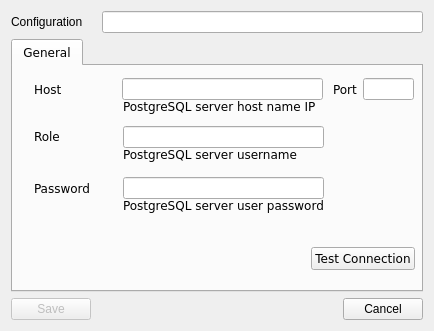
tonycool7/masters_diploma, file postgresqlsettings.ui: the form before one commit.
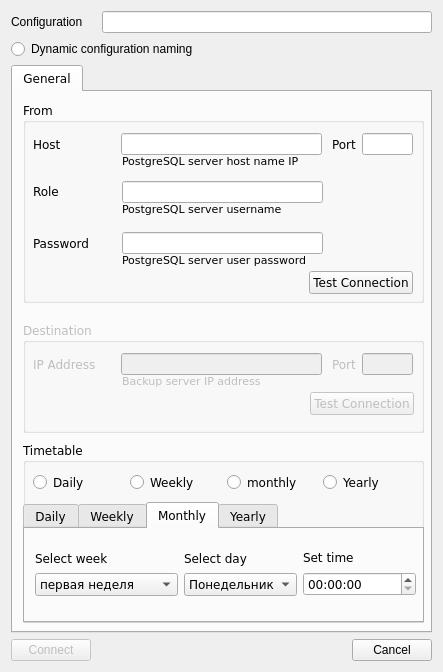
The form after the commit. The open tabs and pages were chosen to show the change.

```diff
--- a/postgresqlsettings.ui
+++ b/postgresqlsettings.ui
@@ -6,8 +6,8 @@
    <rect>
     <x>0</x>
     <y>0</y>
-    <width>434</width>
-    <height>331</height>
+    <width>443</width>
+    <height>672</height>
    </rect>
   </property>
   <property name="windowTitle">
@@ -28,6 +28,13 @@
      </item>
     </layout>
    </item>
+   <item>
+    <widget class="QRadioButton" name="radioButton">
+     <property name="text">
+      <string>Dynamic configuration naming</string>
+     </property>
+    </widget>
+   </item>
    <item>
     <widget class="QTabWidget" name="tabWidget">
      <property name="font">
@@ -45,50 +52,23 @@
       <attribute name="title">
        <string>General</string>
       </attribute>
-      <widget class="QLabel" name="label_5">
+      <widget class="QGroupBox" name="groupBox">
        <property name="geometry">
         <rect>
-         <x>110</x>
-         <y>30</y>
-         <width>201</width>
-         <height>20</height>
+         <x>10</x>
+         <y>10</y>
+         <width>401</width>
+         <height>201</height>
         </rect>
        </property>
-       <property name="text">
-        <string>PostgreSQL server host name IP</string>
+       <property name="title">
+        <string>From</string>
        </property>
-      </widget>
-      <widget class="QLabel" name="label_6">
-       <property name="geometry">
-        <rect>
-         <x>110</x>
-         <y>78</y>
-         <width>201</width>
-         <height>20</height>
-        </rect>
-       </property>
-       <property name="text">
-        <string>PostgreSQL server username</string>
-       </property>
-      </widget>
-      <widget class="QLabel" name="label_7">
-       <property name="geometry">
-        <rect>
-         <x>110</x>
-         <y>131</y>
-         <width>211</width>
-         <height>16</height>
-        </rect>
-       </property>
-       <property name="text">
-        <string>PostgreSQL server user password</string>
-       </property>
-      </widget>
       <widget class="QLabel" name="label_8">
        <property name="geometry">
         <rect>
-         <x>320</x>
-         <y>15</y>
+          <x>309</x>
+          <y>34</y>
          <width>31</width>
          <height>16</height>
         </rect>
@@ -97,51 +77,11 @@
         <string>Port</string>
        </property>
       </widget>
-      <widget class="QLineEdit" name="postgre_port">
-       <property name="geometry">
-        <rect>
-         <x>350</x>
-         <y>12</y>
-         <width>51</width>
-         <height>22</height>
-        </rect>
-       </property>
-      </widget>
-      <widget class="QLineEdit" name="postgre_password">
-       <property name="geometry">
-        <rect>
-         <x>110</x>
-         <y>111</y>
-         <width>201</width>
-         <height>22</height>
-        </rect>
-       </property>
-      </widget>
-      <widget class="QLineEdit" name="postgre_host">
-       <property name="geometry">
-        <rect>
-         <x>109</x>
-         <y>12</y>
-         <width>201</width>
-         <height>22</height>
-        </rect>
-       </property>
-      </widget>
-      <widget class="QLineEdit" name="postgre_username">
-       <property name="geometry">
-        <rect>
-         <x>110</x>
-         <y>60</y>
-         <width>201</width>
-         <height>22</height>
-        </rect>
-       </property>
-      </widget>
       <widget class="QWidget" name="layoutWidget">
        <property name="geometry">
         <rect>
-         <x>21</x>
-         <y>61</y>
+          <x>10</x>
+          <y>80</y>
          <width>81</width>
          <height>19</height>
         </rect>
@@ -169,11 +109,47 @@
         </item>
        </layout>
       </widget>
+       <widget class="QLabel" name="label_5">
+        <property name="geometry">
+         <rect>
+          <x>99</x>
+          <y>49</y>
+          <width>201</width>
+          <height>20</height>
+         </rect>
+        </property>
+        <property name="font">
+         <font>
+          <pointsize>8</pointsize>
+         </font>
+        </property>
+        <property name="text">
+         <string>PostgreSQL server host name IP</string>
+        </property>
+       </widget>
+       <widget class="QLabel" name="label_6">
+        <property name="geometry">
+         <rect>
+          <x>99</x>
+          <y>97</y>
+          <width>201</width>
+          <height>20</height>
+         </rect>
+        </property>
+        <property name="font">
+         <font>
+          <pointsize>8</pointsize>
+         </font>
+        </property>
+        <property name="text">
+         <string>PostgreSQL server username</string>
+        </property>
+       </widget>
       <widget class="QWidget" name="layoutWidget_2">
        <property name="geometry">
         <rect>
-         <x>21</x>
-         <y>12</y>
+          <x>10</x>
+          <y>31</y>
          <width>61</width>
          <height>22</height>
         </rect>
@@ -204,8 +180,8 @@
       <widget class="QWidget" name="layoutWidget_3">
        <property name="geometry">
         <rect>
-         <x>21</x>
-         <y>111</y>
+          <x>10</x>
+          <y>130</y>
          <width>81</width>
          <height>22</height>
         </rect>
@@ -233,11 +209,69 @@
         </item>
        </layout>
       </widget>
+       <widget class="QLineEdit" name="postgre_host">
+        <property name="geometry">
+         <rect>
+          <x>98</x>
+          <y>31</y>
+          <width>201</width>
+          <height>22</height>
+         </rect>
+        </property>
+       </widget>
+       <widget class="QLineEdit" name="postgre_port">
+        <property name="geometry">
+         <rect>
+          <x>339</x>
+          <y>31</y>
+          <width>51</width>
+          <height>22</height>
+         </rect>
+        </property>
+       </widget>
+       <widget class="QLineEdit" name="postgre_username">
+        <property name="geometry">
+         <rect>
+          <x>99</x>
+          <y>79</y>
+          <width>201</width>
+          <height>22</height>
+         </rect>
+        </property>
+       </widget>
+       <widget class="QLabel" name="label_7">
+        <property name="geometry">
+         <rect>
+          <x>99</x>
+          <y>150</y>
+          <width>211</width>
+          <height>16</height>
+         </rect>
+        </property>
+        <property name="font">
+         <font>
+          <pointsize>8</pointsize>
+         </font>
+        </property>
+        <property name="text">
+         <string>PostgreSQL server user password</string>
+        </property>
+       </widget>
+       <widget class="QLineEdit" name="postgre_password">
+        <property name="geometry">
+         <rect>
+          <x>99</x>
+          <y>130</y>
+          <width>201</width>
+          <height>22</height>
+         </rect>
+        </property>
+       </widget>
       <widget class="QWidget" name="layoutWidget_4">
        <property name="geometry">
         <rect>
-         <x>21</x>
-         <y>181</y>
+          <x>9</x>
+          <y>169</y>
          <width>381</width>
          <height>24</height>
         </rect>
@@ -265,18 +299,605 @@
         </item>
        </layout>
       </widget>
-      <zorder>postgre_password</zorder>
-      <zorder>postgre_host</zorder>
-      <zorder>postgre_username</zorder>
-      <zorder>layoutWidget</zorder>
-      <zorder>layoutWidget_2</zorder>
-      <zorder>layoutWidget_3</zorder>
-      <zorder>layoutWidget_4</zorder>
-      <zorder>label_5</zorder>
-      <zorder>label_6</zorder>
-      <zorder>label_7</zorder>
-      <zorder>label_8</zorder>
-      <zorder>postgre_port</zorder>
+      </widget>
+      <widget class="QGroupBox" name="postgre_destination_settings">
+       <property name="enabled">
+        <bool>false</bool>
+       </property>
+       <property name="geometry">
+        <rect>
+         <x>10</x>
+         <y>230</y>
+         <width>401</width>
+         <height>111</height>
+        </rect>
+       </property>
+       <property name="title">
+        <string>Destination</string>
+       </property>
+       <widget class="QLabel" name="label_10">
+        <property name="geometry">
+         <rect>
+          <x>309</x>
+          <y>34</y>
+          <width>31</width>
+          <height>16</height>
+         </rect>
+        </property>
+        <property name="text">
+         <string>Port</string>
+        </property>
+       </widget>
+       <widget class="QLineEdit" name="mysql_host_2">
+        <property name="geometry">
+         <rect>
+          <x>98</x>
+          <y>31</y>
+          <width>201</width>
+          <height>22</height>
+         </rect>
+        </property>
+       </widget>
+       <widget class="QWidget" name="layoutWidget_6">
+        <property name="geometry">
+         <rect>
+          <x>10</x>
+          <y>31</y>
+          <width>81</width>
+          <height>22</height>
+         </rect>
+        </property>
+        <layout class="QHBoxLayout" name="horizontalLayout_8">
+         <item>
+          <widget class="QLabel" name="label_13">
+           <property name="text">
+            <string>IP Address</string>
+           </property>
+          </widget>
+         </item>
+         <item>
+          <spacer name="horizontalSpacer_7">
+           <property name="orientation">
+            <enum>Qt::Horizontal</enum>
+           </property>
+           <property name="sizeHint" stdset="0">
+            <size>
+             <width>68</width>
+             <height>20</height>
+            </size>
+           </property>
+          </spacer>
+         </item>
+        </layout>
+       </widget>
+       <widget class="QLineEdit" name="mysql_port_2">
+        <property name="geometry">
+         <rect>
+          <x>339</x>
+          <y>31</y>
+          <width>51</width>
+          <height>22</height>
+         </rect>
+        </property>
+       </widget>
+       <widget class="QLabel" name="label_14">
+        <property name="geometry">
+         <rect>
+          <x>99</x>
+          <y>49</y>
+          <width>180</width>
+          <height>20</height>
+         </rect>
+        </property>
+        <property name="font">
+         <font>
+          <pointsize>8</pointsize>
+         </font>
+        </property>
+        <property name="text">
+         <string>Backup server IP address</string>
+        </property>
+       </widget>
+       <widget class="QWidget" name="layoutWidget_7">
+        <property name="geometry">
+         <rect>
+          <x>10</x>
+          <y>70</y>
+          <width>381</width>
+          <height>24</height>
+         </rect>
+        </property>
+        <layout class="QHBoxLayout" name="horizontalLayout_9">
+         <item>
+          <spacer name="horizontalSpacer_8">
+           <property name="orientation">
+            <enum>Qt::Horizontal</enum>
+           </property>
+           <property name="sizeHint" stdset="0">
+            <size>
+             <width>198</width>
+             <height>20</height>
+            </size>
+           </property>
+          </spacer>
+         </item>
+         <item>
+          <widget class="QPushButton" name="mysql_test_connection_btn_2">
+           <property name="text">
+            <string>Test Connection</string>
+           </property>
+          </widget>
+         </item>
+        </layout>
+       </widget>
+      </widget>
+      <widget class="QGroupBox" name="postgre_timetable">
+       <property name="enabled">
+        <bool>true</bool>
+       </property>
+       <property name="geometry">
+        <rect>
+         <x>10</x>
+         <y>350</y>
+         <width>401</width>
+         <height>181</height>
+        </rect>
+       </property>
+       <property name="title">
+        <string>Timetable</string>
+       </property>
+       <widget class="QTabWidget" name="postgre_timetable_tabwidget">
+        <property name="enabled">
+         <bool>true</bool>
+        </property>
+        <property name="geometry">
+         <rect>
+          <x>0</x>
+          <y>60</y>
+          <width>401</width>
+          <height>121</height>
+         </rect>
+        </property>
+        <property name="currentIndex">
+         <number>0</number>
+        </property>
+        <widget class="QWidget" name="tab_6">
+         <attribute name="title">
+          <string>Daily</string>
+         </attribute>
+         <widget class="QWidget" name="layoutWidget_12">
+          <property name="geometry">
+           <rect>
+            <x>10</x>
+            <y>20</y>
+            <width>111</width>
+            <height>45</height>
+           </rect>
+          </property>
+          <layout class="QVBoxLayout" name="verticalLayout_11">
+           <item>
+            <widget class="QLabel" name="label_21">
+             <property name="text">
+              <string>Set time</string>
+             </property>
+            </widget>
+           </item>
+           <item>
+            <widget class="QTimeEdit" name="timeEdit_5"/>
+           </item>
+          </layout>
+         </widget>
+        </widget>
+        <widget class="QWidget" name="tab_7">
+         <attribute name="title">
+          <string>Weekly</string>
+         </attribute>
+         <widget class="QWidget" name="layoutWidget_13">
+          <property name="geometry">
+           <rect>
+            <x>10</x>
+            <y>20</y>
+            <width>291</width>
+            <height>47</height>
+           </rect>
+          </property>
+          <layout class="QHBoxLayout" name="horizontalLayout_13">
+           <item>
+            <layout class="QVBoxLayout" name="verticalLayout_12">
+             <item>
+              <widget class="QLabel" name="label_22">
+               <property name="text">
+                <string>Select day</string>
+               </property>
+              </widget>
+             </item>
+             <item>
+              <widget class="QComboBox" name="comboBox_5">
+               <item>
+                <property name="text">
+                 <string>Понедельник</string>
+                </property>
+               </item>
+               <item>
+                <property name="text">
+                 <string>Вторник</string>
+                </property>
+               </item>
+               <item>
+                <property name="text">
+                 <string>Среда</string>
+                </property>
+               </item>
+               <item>
+                <property name="text">
+                 <string>Четверг</string>
+                </property>
+               </item>
+               <item>
+                <property name="text">
+                 <string>Пятница</string>
+                </property>
+               </item>
+               <item>
+                <property name="text">
+                 <string>Суббота</string>
+                </property>
+               </item>
+               <item>
+                <property name="text">
+                 <string>Воскресенье</string>
+                </property>
+               </item>
+               <item>
+                <property name="text">
+                 <string/>
+                </property>
+               </item>
+              </widget>
+             </item>
+            </layout>
+           </item>
+           <item>
+            <layout class="QVBoxLayout" name="verticalLayout_13">
+             <item>
+              <widget class="QLabel" name="label_23">
+               <property name="text">
+                <string>Set time</string>
+               </property>
+              </widget>
+             </item>
+             <item>
+              <widget class="QTimeEdit" name="timeEdit_6"/>
+             </item>
+            </layout>
+           </item>
+          </layout>
+         </widget>
+        </widget>
+        <widget class="QWidget" name="tab_8">
+         <attribute name="title">
+          <string>Monthly</string>
+         </attribute>
+         <widget class="QWidget" name="layoutWidget_14">
+          <property name="geometry">
+           <rect>
+            <x>10</x>
+            <y>20</y>
+            <width>381</width>
+            <height>47</height>
+           </rect>
+          </property>
+          <layout class="QHBoxLayout" name="horizontalLayout_14">
+           <item>
+            <layout class="QVBoxLayout" name="verticalLayout_14">
+             <item>
+              <widget class="QLabel" name="label_24">
+               <property name="text">
+                <string>Select week</string>
+               </property>
+              </widget>
+             </item>
+             <item>
+              <widget class="QComboBox" name="comboBox_7">
+               <item>
+                <property name="text">
+                 <string>первая неделя</string>
+                </property>
+               </item>
+               <item>
+                <property name="text">
+                 <string>вторая неделя</string>
+                </property>
+               </item>
+               <item>
+                <property name="text">
+                 <string>третья неделя</string>
+                </property>
+               </item>
+               <item>
+                <property name="text">
+                 <string>четвертая неделя</string>
+                </property>
+               </item>
+              </widget>
+             </item>
+            </layout>
+           </item>
+           <item>
+            <layout class="QVBoxLayout" name="verticalLayout_15">
+             <item>
+              <widget class="QLabel" name="label_25">
+               <property name="text">
+                <string>Select day</string>
+               </property>
+              </widget>
+             </item>
+             <item>
+              <widget class="QComboBox" name="comboBox_8">
+               <item>
+                <property name="text">
+                 <string>Понедельник</string>
+                </property>
+               </item>
+               <item>
+                <property name="text">
+                 <string>Вторник</string>
+                </property>
+               </item>
+               <item>
+                <property name="text">
+                 <string>Среда</string>
+                </property>
+               </item>
+               <item>
+                <property name="text">
+                 <string>Четверг</string>
+                </property>
+               </item>
+               <item>
+                <property name="text">
+                 <string>Пятница</string>
+                </property>
+               </item>
+               <item>
+                <property name="text">
+                 <string>Суббота</string>
+                </property>
+               </item>
+               <item>
+                <property name="text">
+                 <string>Воскресенье</string>
+                </property>
+               </item>
+               <item>
+                <property name="text">
+                 <string/>
+                </property>
+               </item>
+              </widget>
+             </item>
+            </layout>
+           </item>
+           <item>
+            <layout class="QVBoxLayout" name="verticalLayout_16">
+             <item>
+              <widget class="QLabel" name="label_26">
+               <property name="text">
+                <string>Set time</string>
+               </property>
+              </widget>
+             </item>
+             <item>
+              <widget class="QTimeEdit" name="timeEdit_7"/>
+             </item>
+            </layout>
+           </item>
+          </layout>
+         </widget>
+        </widget>
+        <widget class="QWidget" name="tab_9">
+         <attribute name="title">
+          <string>Yearly</string>
+         </attribute>
+         <widget class="QWidget" name="layoutWidget_15">
+          <property name="geometry">
+           <rect>
+            <x>10</x>
+            <y>20</y>
+            <width>381</width>
+            <height>47</height>
+           </rect>
+          </property>
+          <layout class="QHBoxLayout" name="horizontalLayout_15">
+           <item>
+            <layout class="QVBoxLayout" name="verticalLayout_17">
+             <item>
+              <widget class="QLabel" name="label_27">
+               <property name="text">
+                <string>Select month</string>
+               </property>
+              </widget>
+             </item>
+             <item>
+              <widget class="QComboBox" name="comboBox_9">
+               <item>
+                <property name="text">
+                 <string>Январь</string>
+                </property>
+               </item>
+               <item>
+                <property name="text">
+                 <string>Февраль</string>
+                </property>
+               </item>
+               <item>
+                <property name="text">
+                 <string>Март</string>
+                </property>
+               </item>
+               <item>
+                <property name="text">
+                 <string>апрель</string>
+                </property>
+               </item>
+               <item>
+                <property name="text">
+                 <string>май</string>
+                </property>
+               </item>
+               <item>
+                <property name="text">
+                 <string>Июнь</string>
+                </property>
+               </item>
+               <item>
+                <property name="text">
+                 <string>Июль</string>
+                </property>
+               </item>
+               <item>
+                <property name="text">
+                 <string>Август</string>
+                </property>
+               </item>
+               <item>
+                <property name="text">
+                 <string>сентябрь</string>
+                </property>
+               </item>
+               <item>
+                <property name="text">
+                 <string>Октябрь</string>
+                </property>
+               </item>
+               <item>
+                <property name="text">
+                 <string>Ноябрь</string>
+                </property>
+               </item>
+               <item>
+                <property name="text">
+                 <string>Декабрь</string>
+                </property>
+               </item>
+              </widget>
+             </item>
+            </layout>
+           </item>
+           <item>
+            <layout class="QVBoxLayout" name="verticalLayout_18">
+             <item>
+              <widget class="QLabel" name="label_28">
+               <property name="text">
+                <string>Select day</string>
+               </property>
+              </widget>
+             </item>
+             <item>
+              <widget class="QComboBox" name="comboBox_10">
+               <item>
+                <property name="text">
+                 <string>Понедельник</string>
+                </property>
+               </item>
+               <item>
+                <property name="text">
+                 <string>Вторник</string>
+                </property>
+               </item>
+               <item>
+                <property name="text">
+                 <string>Среда</string>
+                </property>
+               </item>
+               <item>
+                <property name="text">
+                 <string>Четверг</string>
+                </property>
+               </item>
+               <item>
+                <property name="text">
+                 <string>Пятница</string>
+                </property>
+               </item>
+               <item>
+                <property name="text">
+                 <string>Суббота</string>
+                </property>
+               </item>
+               <item>
+                <property name="text">
+                 <string>Воскресенье</string>
+                </property>
+               </item>
+               <item>
+                <property name="text">
+                 <string/>
+                </property>
+               </item>
+              </widget>
+             </item>
+            </layout>
+           </item>
+           <item>
+            <layout class="QVBoxLayout" name="verticalLayout_19">
+             <item>
+              <widget class="QLabel" name="label_29">
+               <property name="text">
+                <string>Set time</string>
+               </property>
+              </widget>
+             </item>
+             <item>
+              <widget class="QTimeEdit" name="timeEdit_8"/>
+             </item>
+            </layout>
+           </item>
+          </layout>
+         </widget>
+        </widget>
+       </widget>
+       <widget class="QWidget" name="layoutWidget_16">
+        <property name="geometry">
+         <rect>
+          <x>10</x>
+          <y>30</y>
+          <width>381</width>
+          <height>22</height>
+         </rect>
+        </property>
+        <layout class="QHBoxLayout" name="horizontalLayout_16">
+         <item>
+          <widget class="QRadioButton" name="radioButton_6">
+           <property name="text">
+            <string>Daily</string>
+           </property>
+          </widget>
+         </item>
+         <item>
+          <widget class="QRadioButton" name="radioButton_7">
+           <property name="text">
+            <string>Weekly</string>
+           </property>
+          </widget>
+         </item>
+         <item>
+          <widget class="QRadioButton" name="radioButton_8">
+           <property name="text">
+            <string>monthly</string>
+           </property>
+          </widget>
+         </item>
+         <item>
+          <widget class="QRadioButton" name="radioButton_9">
+           <property name="text">
+            <string>Yearly</string>
+           </property>
+          </widget>
+         </item>
+        </layout>
+       </widget>
+      </widget>
      </widget>
     </widget>
    </item>
@@ -288,7 +909,7 @@
         <bool>false</bool>
        </property>
        <property name="text">
-        <string>Save</string>
+        <string>Connect</string>
        </property>
        <property name="default">
         <bool>true</bool>
```
Left out of the diff: 3 changed lines with no effect on the pictures. Lines whose indentation alone changed are shown as unchanged.
